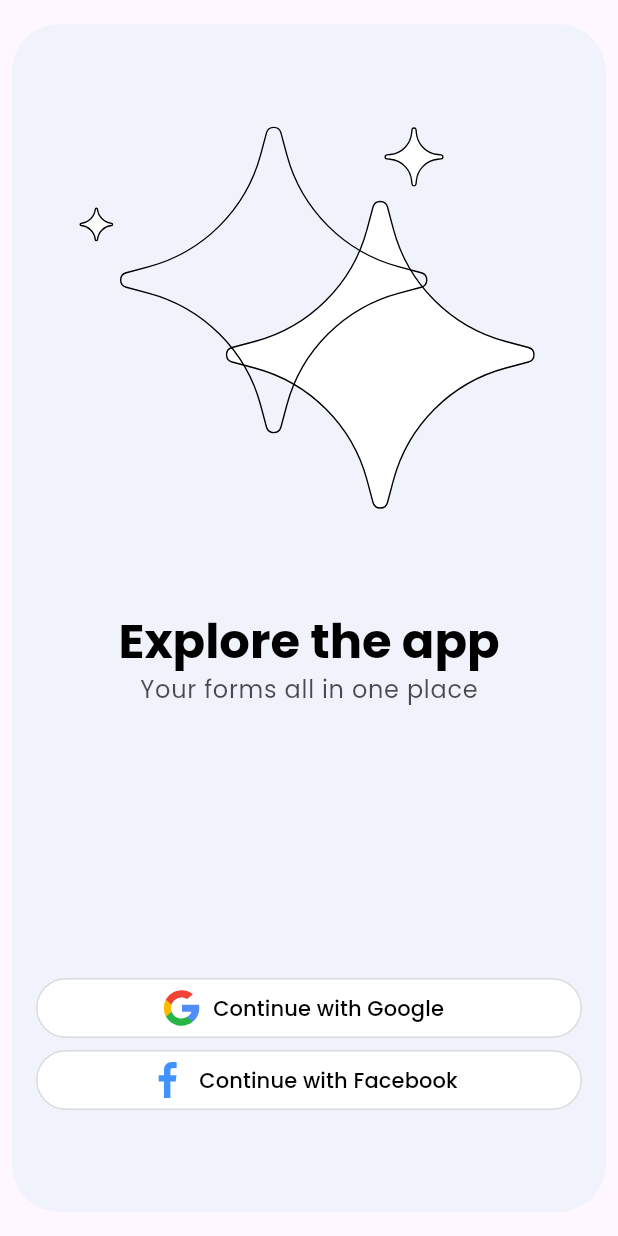
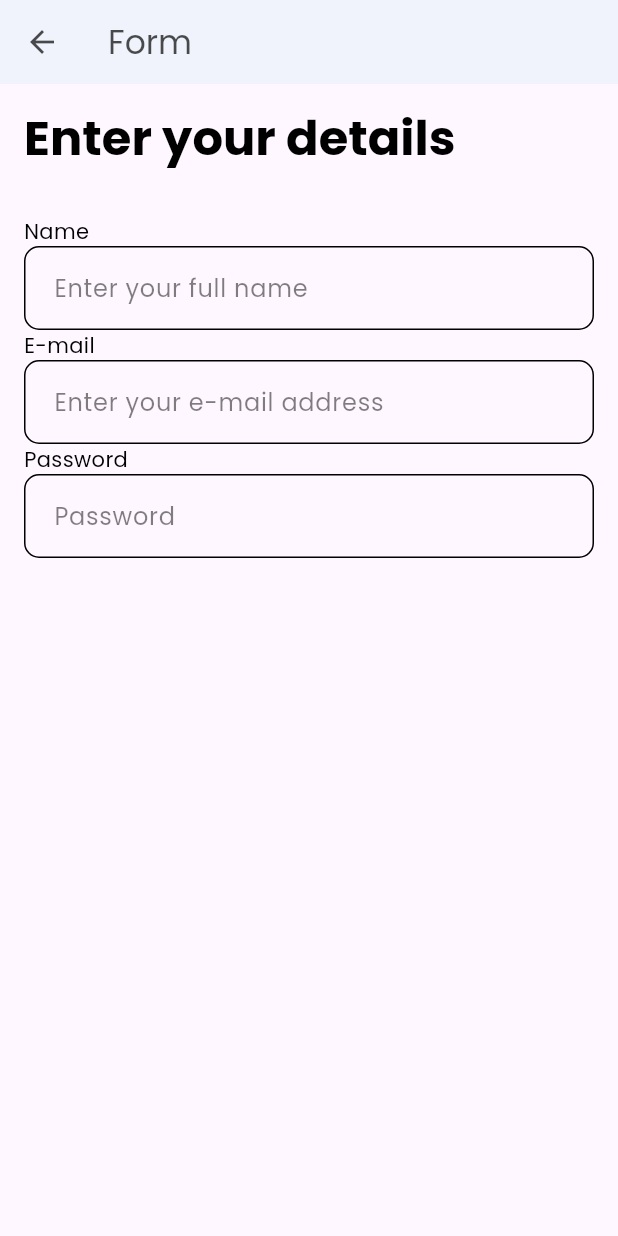
Before and after one commit to logickoder/simple_flutter_form, a Flutter app: the screen it shows after launch, after a tap on "Continue with Google", on a phone screen of 412 x 824 dp. Run offline on Flutter 3.47's test engine with Material 3 defaults, Android fonts, the phone set to English and light mode, and no system bars; our stand-ins replace firebase_core, flutter_svg, google_fonts; accounts and stored records are empty.

```diff
--- a/lib/app/route.dart
+++ b/lib/app/route.dart
@@ -1,11 +1,14 @@
 import 'package:flutter/widgets.dart';
 
 import '../auth/auth_screen.dart';
+import '../form/form_screen.dart';
 
 class AppRoute {
   static const auth = '/';
+  static const form = '/form';
 
   static Map<String, WidgetBuilder> routes = {
     auth: (_) => const AuthScreen(),
+    form: (_) => const FormScreen(),
   };
 }
--- a/lib/app/theme.dart
+++ b/lib/app/theme.dart
@@ -34,6 +34,7 @@ class AppTheme {
       ),
       colorScheme: ColorScheme.fromSeed(
         seedColor: color.primary,
+        secondary: color.primary,
         background: color.background,
         surface: color.card,
         onSurface: color.body,
@@ -49,6 +50,26 @@ class AppTheme {
           side: BorderSide(color: color.border),
         ),
       ),
+      inputDecorationTheme: () {
+        final radius = BorderRadius.circular(10);
+        return InputDecorationTheme(
+          border: OutlineInputBorder(
+            borderRadius: radius,
+            borderSide: BorderSide(color: color.border),
+          ),
+          enabledBorder: OutlineInputBorder(
+            borderRadius: radius,
+            borderSide: BorderSide(color: color.primary),
+          ),
+          focusedBorder: OutlineInputBorder(
+            borderRadius: radius,
+            borderSide: BorderSide(color: color.primary),
+          ),
+          contentPadding: const EdgeInsets.all(16),
+          isDense: true,
+          hintStyle: TextStyle(color: color.title.withOpacity(.5)),
+        );
+      }(),
     );
   }
 }
--- a/lib/auth/auth_screen.dart
+++ b/lib/auth/auth_screen.dart
@@ -2,6 +2,7 @@ import 'package:flutter/material.dart';
 import 'package:flutter_svg/flutter_svg.dart';
 
 import '../app/asset.dart';
+import '../app/route.dart';
 import '../app/theme.dart';
 
 class AuthScreen extends StatelessWidget {
@@ -55,7 +56,7 @@ class AuthScreen extends StatelessWidget {
             SizedBox(
               width: double.infinity,
               child: OutlinedButton.icon(
-                onPressed: () {},
+                onPressed: () => Navigator.pushNamed(context, AppRoute.form),
                 icon: SvgPicture.asset(AppAsset.googleIcon),
                 label: const Text('Continue with Google'),
               ),
@@ -63,7 +64,7 @@ class AuthScreen extends StatelessWidget {
             SizedBox(
               width: double.infinity,
               child: OutlinedButton.icon(
-                onPressed: () {},
+                onPressed: () => Navigator.pushNamed(context, AppRoute.form),
                 icon: SvgPicture.asset(AppAsset.facebookIcon),
                 label: const Text('Continue with Facebook'),
               ),
--- /dev/null
+++ b/lib/form/form_label.dart
@@ -0,0 +1,18 @@
+import 'package:flutter/material.dart';
+import 'package:simple_flutter_form/app/theme.dart';
+
+class FormLabel extends StatelessWidget {
+  const FormLabel(this.text, {super.key});
+
+  final String text;
+
+  @override
+  Widget build(BuildContext context) {
+    return Text(
+      text,
+      style: Theme.of(context).textTheme.bodyMedium?.copyWith(
+            color: AppColor.of(context).title,
+          ),
+    );
+  }
+}
--- /dev/null
+++ b/lib/form/form_screen.dart
@@ -0,0 +1,54 @@
+import 'package:flutter/material.dart';
+
+import '../app/theme.dart';
+import 'form_label.dart';
+
+class FormScreen extends StatelessWidget {
+  const FormScreen({super.key});
+
+  @override
+  Widget build(BuildContext context) {
+    final textTheme = Theme.of(context).textTheme;
+    final color = AppColor.of(context);
+
+    return Scaffold(
+      appBar: AppBar(
+        title: const Text('Form'),
+      ),
+      body: Padding(
+        padding: const EdgeInsets.all(16),
+        child: Column(
+          crossAxisAlignment: CrossAxisAlignment.start,
+          children: [
+            Text(
+              'Enter your details',
+              style: textTheme.headlineLarge?.copyWith(
+                fontWeight: FontWeight.w700,
+                color: color.title,
+              ),
+            ),
+            const SizedBox(height: 32),
+            const FormLabel('Name'),
+            TextFormField(
+              decoration: const InputDecoration(
+                hintText: 'Enter your full name',
+              ),
+            ),
+            const FormLabel('E-mail'),
+            TextFormField(
+              decoration: const InputDecoration(
+                hintText: 'Enter your e-mail address',
+              ),
+            ),
+            const FormLabel('Password'),
+            TextFormField(
+              decoration: const InputDecoration(
+                hintText: 'Password',
+              ),
+            ),
+          ],
+        ),
+      ),
+    );
+  }
+}
--- a/pubspec.yaml
+++ b/pubspec.yaml
@@ -36,6 +36,8 @@ dependencies:
   cupertino_icons: ^1.0.2
   flutter_svg: ^2.0.9
   google_fonts: ^6.1.0
+  firebase_core: ^2.23.0
+  firebase_auth: ^4.14.1
 
 dev_dependencies:
   flutter_test:
```
Also changed, not shown: lib/firebase_options.dart (added), pubspec.lock, 8 other files.
